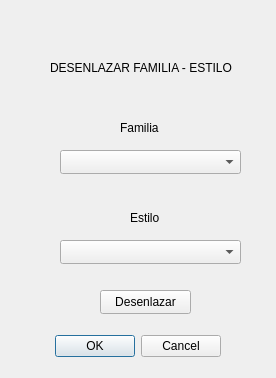
Qt form EDCervezas/ventanaeliminarestilo.ui (RARUTO21/EDProgra2) before a commit.
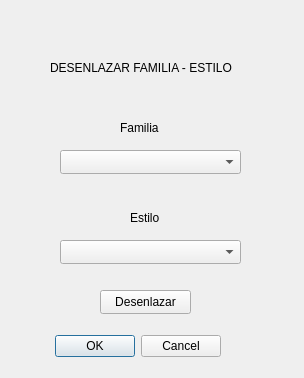
The same form after that commit.

```diff
--- a/EDCervezas/ventanaeliminarestilo.ui
+++ b/EDCervezas/ventanaeliminarestilo.ui
@@ -6,7 +6,7 @@
    <rect>
     <x>0</x>
     <y>0</y>
-    <width>276</width>
+    <width>304</width>
     <height>378</height>
    </rect>
   </property>
```
